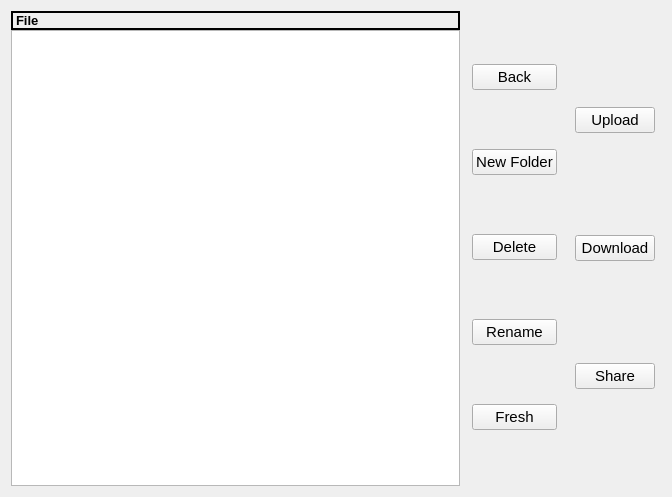
Before: the Qt Designer form CloudClient/files.ui in eugenesujing/cloud-drive, drawn with Qt 5.
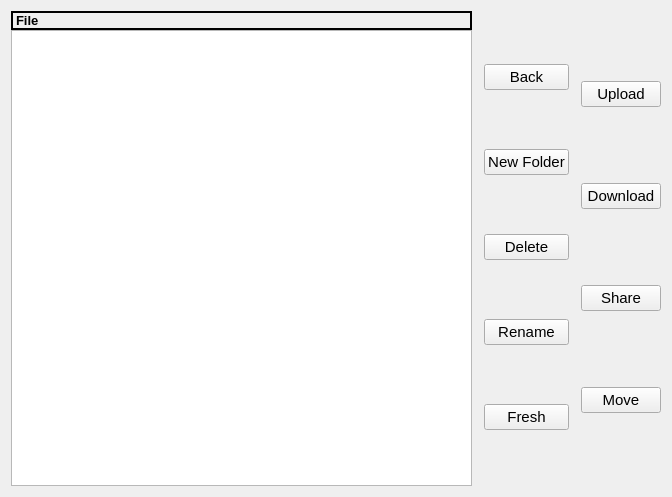
After: the same form once the commit is applied.

Commit message: add move file feature

Diff of the .ui file:
```diff
--- a/CloudClient/files.ui
+++ b/CloudClient/files.ui
@@ -15,7 +15,7 @@
   </property>
   <layout class="QGridLayout" name="gridLayout">
    <item row="0" column="0">
-    <layout class="QHBoxLayout" name="horizontalLayout">
+    <layout class="QHBoxLayout" name="horizontalLayout_2">
      <item>
       <layout class="QVBoxLayout" name="verticalLayout">
        <property name="spacing">
@@ -44,6 +44,8 @@
       </layout>
      </item>
      <item>
+      <layout class="QHBoxLayout" name="horizontalLayout">
+       <item>
       <layout class="QVBoxLayout" name="verticalLayout_2">
        <property name="leftMargin">
         <number>6</number>
@@ -130,12 +132,6 @@
      </item>
      <item>
       <layout class="QVBoxLayout" name="verticalLayout_3">
-       <property name="leftMargin">
-        <number>6</number>
-       </property>
-       <property name="rightMargin">
-        <number>6</number>
-       </property>
        <item>
         <widget class="QPushButton" name="uploadPB">
          <property name="font">
@@ -180,6 +176,23 @@
           <string>Share</string>
          </property>
         </widget>
+         </item>
+         <item>
+          <widget class="QPushButton" name="movePB">
+           <property name="font">
+            <font>
+             <pointsize>11</pointsize>
+            </font>
+           </property>
+           <property name="autoFillBackground">
+            <bool>false</bool>
+           </property>
+           <property name="text">
+            <string>Move</string>
+           </property>
+          </widget>
+         </item>
+        </layout>
        </item>
       </layout>
      </item>
```
Lines whose indentation alone changed are shown as unchanged. The commit also changes 45 other files.
